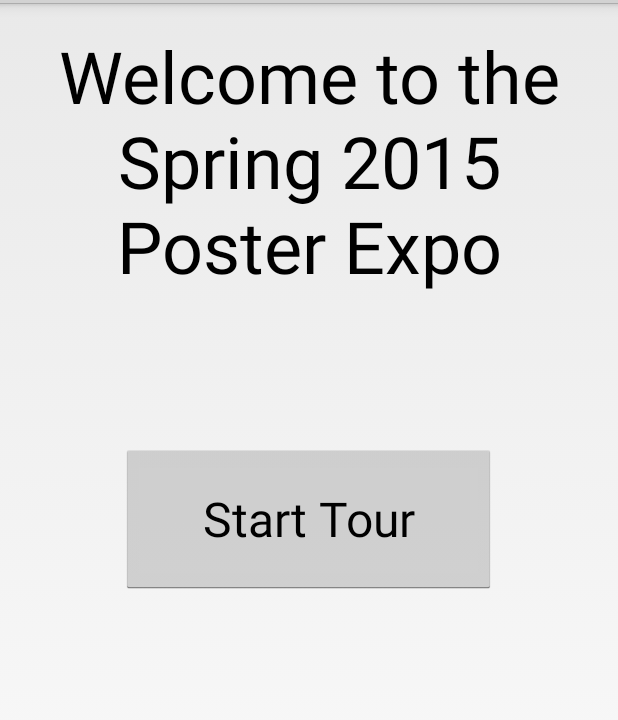
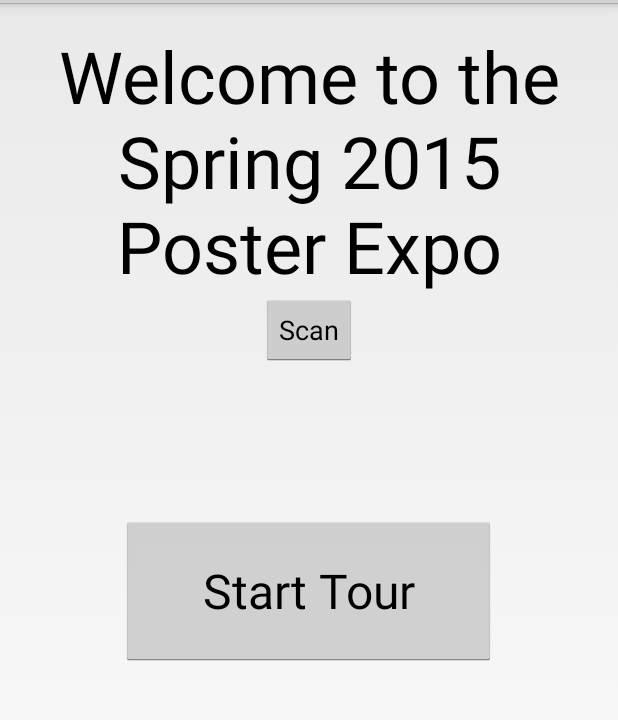
Before and after one commit to nivlac/Spring2015ExpoAndroid, an Android app: the screen it shows after launch (MainActivity), on a phone screen of 412 x 824 dp, the part 69-789 px from its top. Run offline under Robolectric (Android 15) with nearby library versions, the phone set to English and light mode, and no system bars; libraries missing offline, so code that uses them is left out: com.google.zxing.integration.

Commit message:
Added QR reader, as of right now, does not take in data

```diff
--- a/app/build.gradle
+++ b/app/build.gradle
@@ -24,4 +24,7 @@ dependencies {
     compile 'com.android.support:appcompat-v7:21.0.3'
     compile 'com.google.code.gson:gson:2.2.4'
     compile 'com.android.support:support-v13:21.0.+'
+    compile files ('libs/core-3.2.0.jar')
+    compile 'com.google.zxing:core:3.2.0'
+    compile 'com.google.zxing:android-integration:3.2.0'
 }
--- a/app/src/main/java/com/cs100w/calvin/spring2015expoapp/MainActivity.java
+++ b/app/src/main/java/com/cs100w/calvin/spring2015expoapp/MainActivity.java
@@ -17,13 +17,17 @@ import android.widget.Button;
 import android.widget.EditText;
 import android.widget.Toast;
 
+import com.google.zxing.integration.android.IntentIntegrator;
+import com.google.zxing.integration.android.IntentResult;
+
 /**
  * The activity that opens when the app opens. Starts the tour for the user.
  */
-public class MainActivity extends Activity {
+public class MainActivity extends Activity implements View.OnClickListener {
 
     private String dText;
     private final int  NUM_OF_PROJECTS = 2; //Number of projects in the expo.
+    private Button scanBtn;
 
     /**
      * Set the layout for the activity.
@@ -32,7 +36,8 @@ public class MainActivity extends Activity {
     protected void onCreate(Bundle savedInstanceState) {
         super.onCreate(savedInstanceState);
         setContentView(R.layout.activity_main);
-        Button startTourButton = (Button) findViewById(R.id.startTourButton);
+        scanBtn = (Button)findViewById(R.id.scan_button);
+        scanBtn.setOnClickListener(this);
     }
 
     /**
@@ -77,6 +82,10 @@ public class MainActivity extends Activity {
 
     }
 
+    public void scanPage() {
+        IntentIntegrator scanIntegrator = new IntentIntegrator(this);
+        scanIntegrator.initiateScan();
+    }
     @Override
     public boolean onCreateOptionsMenu(Menu menu) {
         // Inflate the menu; this adds items to the action bar if it is present.
@@ -98,11 +107,18 @@ public class MainActivity extends Activity {
                 Toast.makeText(this, "No Favorites!", Toast.LENGTH_SHORT).show();
             }
             else {
-                Intent intent = new Intent(this, FavoritesActivity.class);
-                startActivity(intent);
+                /*Intent intent = new Intent(this, FavoritesActivity.class);
+                startActivity(intent);*/
             }
         }
 
         return super.onOptionsItemSelected(item);
     }
+
+    @Override
+    public void onClick(View v) {
+        if(v.getId()==R.id.scan_button) {
+            scanPage();
+        }
+    }
 }
--- a/app/src/main/res/layout/activity_main.xml
+++ b/app/src/main/res/layout/activity_main.xml
@@ -17,6 +17,13 @@
         android:gravity="center|top" />
 
     <Button
+        android:layout_width="wrap_content"
+        android:layout_height="wrap_content"
+        android:text="Scan"
+        android:id="@+id/scan_button"
+        android:layout_gravity="center_horizontal" />
+
+    <Button
         android:layout_width="250dp"
         android:layout_height="100dp"
         android:text="@string/start_tour_button_text"
```
Also changed, not shown: 2 other files.
